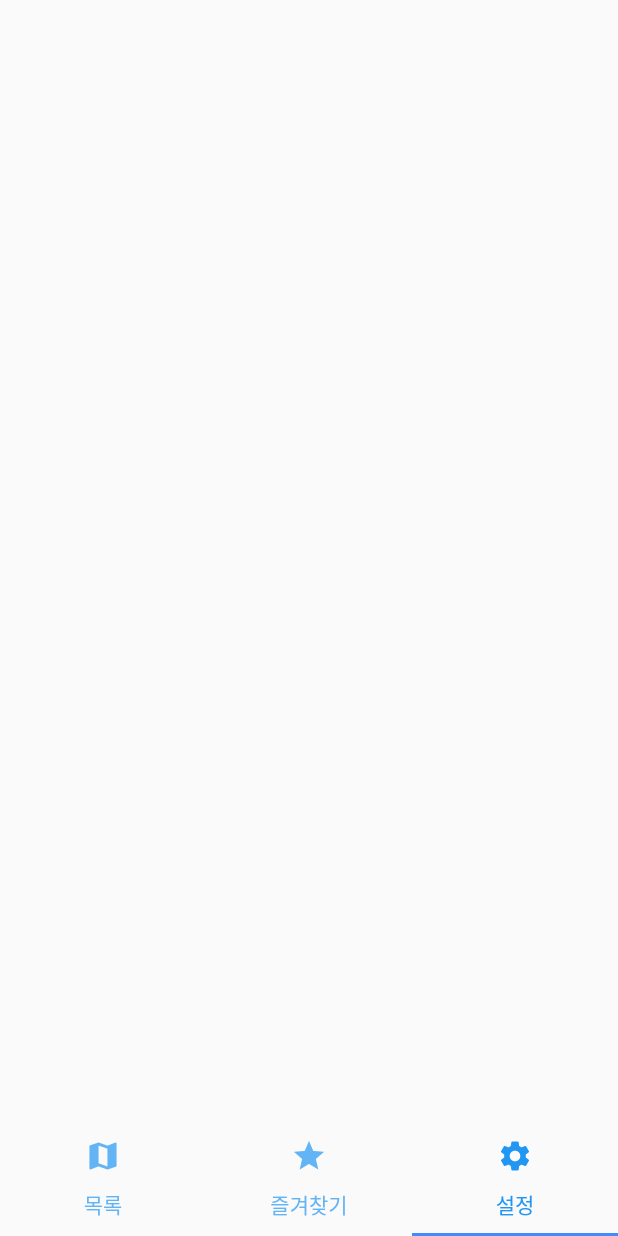
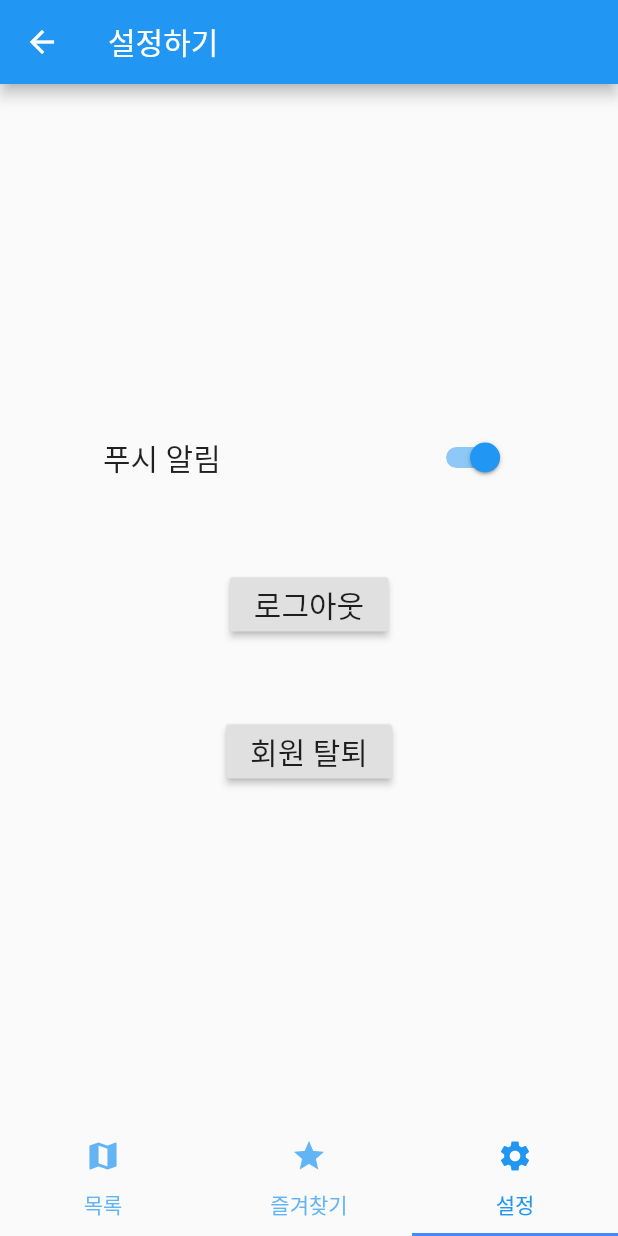
Before and after one commit to yjyoon-dev/tour-info-flutter-app, a Flutter app: the MainPage screen opened by its route, item 3 of the bottom bar chosen, on a phone screen of 412 x 824 dp. Run offline on Flutter 3.47's test engine with Material 2 defaults, Android fonts, the phone set to English and light mode, and no system bars; our stand-ins replace firebase_database, google_maps_flutter, shared_preferences, sqflite; accounts and stored records are empty.

Commit message:
로그아웃 및 계정 탈퇴 기능 구현

```diff
--- a/lib/main/settingPage.dart
+++ b/lib/main/settingPage.dart
@@ -1,13 +1,152 @@
+import 'package:firebase_database/firebase_database.dart';
 import 'package:flutter/material.dart';
+import 'package:shared_preferences/shared_preferences.dart';
 
 class SettingPage extends StatefulWidget {
+  final DatabaseReference databaseReference;
+  final String id;
+
+  SettingPage({this.databaseReference, this.id});
+
   @override
   State<StatefulWidget> createState() => _SettingPage();
 }
 
 class _SettingPage extends State<SettingPage> {
+  bool pushCheck = true;
+
+  @override
+  void initState() {
+    super.initState();
+    _loadData();
+  }
+
   @override
   Widget build(BuildContext context) {
-    return Scaffold();
+    // if(_bannerAd !=null && mounted) {
+    //   _bannerAd
+    //     ..load()
+    //     ..show(
+    //       anchorOffset: 60,
+    //       anchorType: AnchorType.bottom,
+    //     );
+    // }
+    return Scaffold(
+      appBar: AppBar(
+        title: Text('설정하기'),
+      ),
+      body: Container(
+        child: Center(
+          child: Column(
+            children: <Widget>[
+              Row(
+                children: <Widget>[
+                  Text(
+                    '푸시 알림',
+                    style: TextStyle(fontSize: 20),
+                  ),
+                  Switch(
+                      value: pushCheck,
+                      onChanged: (value) {
+                        setState(() {
+                          pushCheck = value;
+                        });
+                        _setData(value);
+                      })
+                ],
+                mainAxisAlignment: MainAxisAlignment.spaceAround,
+              ),
+              SizedBox(
+                height: 50,
+              ),
+              RaisedButton(
+                onPressed: () {
+                  Navigator.of(context).pushNamedAndRemoveUntil(
+                      '/', (Route<dynamic> route) => false);
+                },
+                child: Text('로그아웃', style: TextStyle(fontSize: 20)),
+              ),
+              SizedBox(
+                height: 50,
+              ),
+              RaisedButton(
+                onPressed: () {
+                  AlertDialog dialog = new AlertDialog(
+                    title: Text('아이디 삭제'),
+                    content: Text('아이디를 삭제하시겠습니까?'),
+                    actions: <Widget>[
+                      FlatButton(
+                          onPressed: () {
+                            print(widget.id);
+                            widget.databaseReference
+                                .child('user')
+                                .child(widget.id)
+                                .remove();
+                            Navigator.of(context).pushNamedAndRemoveUntil(
+                                '/', (Route<dynamic> route) => false);
+                          },
+                          child: Text('예')),
+                      FlatButton(
+                          onPressed: () {
+                            Navigator.of(context).pop();
+                          },
+                          child: Text('아니요')),
+                    ],
+                  );
+                  showDialog(
+                      context: context,
+                      builder: (context) {
+                        return dialog;
+                      });
+                },
+                child: Text('회원 탈퇴', style: TextStyle(fontSize: 20)),
+              ),
+            ],
+            mainAxisAlignment: MainAxisAlignment.center,
+          ),
+        ),
+      ),
+    );
+  }
+
+  void _setData(bool value) async {
+    var key = "push";
+    SharedPreferences pref = await SharedPreferences.getInstance();
+    pref.setBool(key, value);
+  }
+
+  void _loadData() async {
+    var key = "push";
+    SharedPreferences pref = await SharedPreferences.getInstance();
+    setState(() {
+      var value = pref.getBool(key);
+      if (value == null) {
+        setState(() {
+          pushCheck = true;
+        });
+      } else {
+        setState(() {
+          pushCheck = value;
+        });
+      }
+    });
+  }
+
+  void showsDialog(BuildContext context) {
+    showDialog(
+      context: context,
+      builder: (context) => AlertDialog(
+        content: ListTile(
+          title: Text("축하합니다"),
+          subtitle: Text("모두의 여행앱을 완성했어요"),
+        ),
+        actions: <Widget>[
+          FlatButton(
+            child: Text('Ok'),
+            onPressed: () => Navigator.of(context).pop(),
+          ),
+        ],
+      ),
+    );
   }
 }
--- a/lib/mainPage.dart
+++ b/lib/mainPage.dart
@@ -43,7 +43,7 @@ class _MainPage extends State<MainPage> with SingleTickerProviderStateMixin {
         children: [
           MapPage(databaseReference: reference, db: widget.database, id: id),
           FavPage(databaseReference: reference, db: widget.database, id: id),
-          SettingPage()
+          SettingPage(databaseReference: reference, id: id)
         ],
         controller: tabController,
       ),
```
